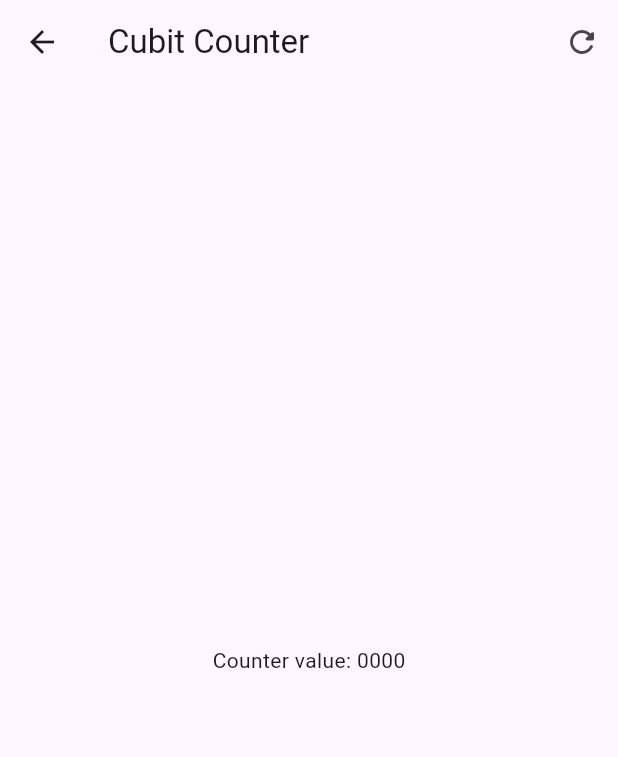
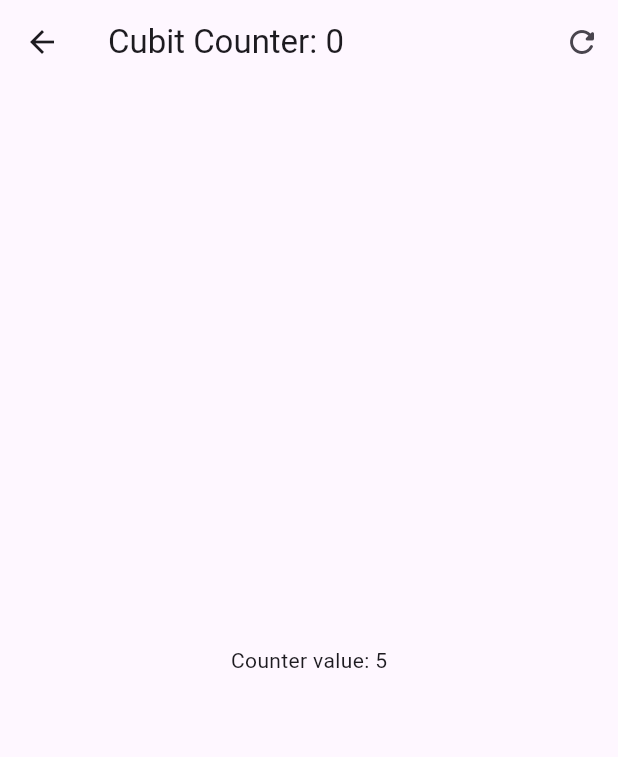
Before and after one commit to rocatoro18/forms_app, a Flutter app: the screen it shows after launch, after a tap on "Cubits", on a phone screen of 412 x 824 dp. Shown: the top 757 px of the screen. Run offline on Flutter 3.47's test engine with Material 3 defaults, Android fonts, the phone set to English and light mode, and no system bars; our stand-ins replace flutter_bloc, go_router.

Commit message:
Consumir y utilizar el CounterCubit

```diff
--- a/lib/presentation/screens/cubit_counter_screen.dart
+++ b/lib/presentation/screens/cubit_counter_screen.dart
@@ -1,20 +1,43 @@
 import 'package:flutter/material.dart';
+import 'package:flutter_bloc/flutter_bloc.dart';
+import 'package:forms_app/presentation/blocs/counter_cubit/counter_cubit.dart';
 
 class CubitCounterScreen extends StatelessWidget {
   const CubitCounterScreen({super.key});
 
   @override
   Widget build(BuildContext context) {
+    return BlocProvider(
+        create: (_) => CounterCubit(), child: const _CubitCounterView());
+  }
+}
+
+class _CubitCounterView extends StatelessWidget {
+  const _CubitCounterView();
+
+  @override
+  Widget build(BuildContext context) {
+    // TAMBIEN AQUI SE PUEDEN ESTAR ESCUCHANDO LOS CAMBIOS QUE TIENE EL STATE
+    // CON EL WATCH CADA VEZ QUE EL ESTADO CAMBIE, SE VA A REDIBUJAR ESO
+    final counterState = context.watch<CounterCubit>().state;
+
     return Scaffold(
       appBar: AppBar(
-        title: const Text('Cubit Counter'),
+        title: Text('Cubit Counter: ${counterState.transactionCount}'),
         actions: [
           IconButton(
               onPressed: () => {}, icon: const Icon(Icons.refresh_rounded))
         ],
       ),
-      body: const Center(
-        child: Text('Counter value: 0000'),
+      body: Center(
+        // BlocBuilder - Leer y construir cuando este CounterState cambia
+        child: BlocBuilder<CounterCubit, CounterState>(
+          // buildWhen - Contruir el widget solo cuando el CounterState es diferente al CounterState previo
+          // buildWhen: (previous, current) => current.counter != previous.counter,
+          builder: (context, state) {
+            return Text('Counter value: ${state.counter}');
+          },
+        ),
       ),
       floatingActionButton: Column(
         mainAxisAlignment: MainAxisAlignment.end,
```
